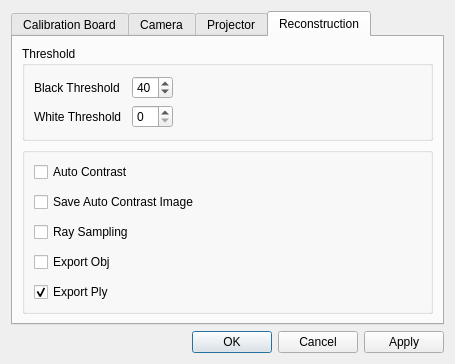
Above: Duke/Set.ui from DrawZeroPoint/Structure-Light-Reconstructor before the change. Below: the same form after it.
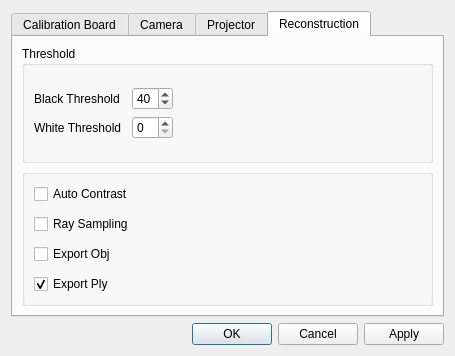
That is the form after the change.

```diff
--- a/Duke/Set.ui
+++ b/Duke/Set.ui
@@ -521,13 +521,6 @@
               </property>
              </widget>
             </item>
-            <item>
-             <widget class="QCheckBox" name="saveAutoContrastImagesCheck">
-              <property name="text">
-               <string>Save Auto Contrast Image</string>
-              </property>
-             </widget>
-            </item>
             <item>
              <widget class="QCheckBox" name="raySamplingCheck">
               <property name="text">
```
Left out of the diff: 2 changed lines with no effect on the pictures.
